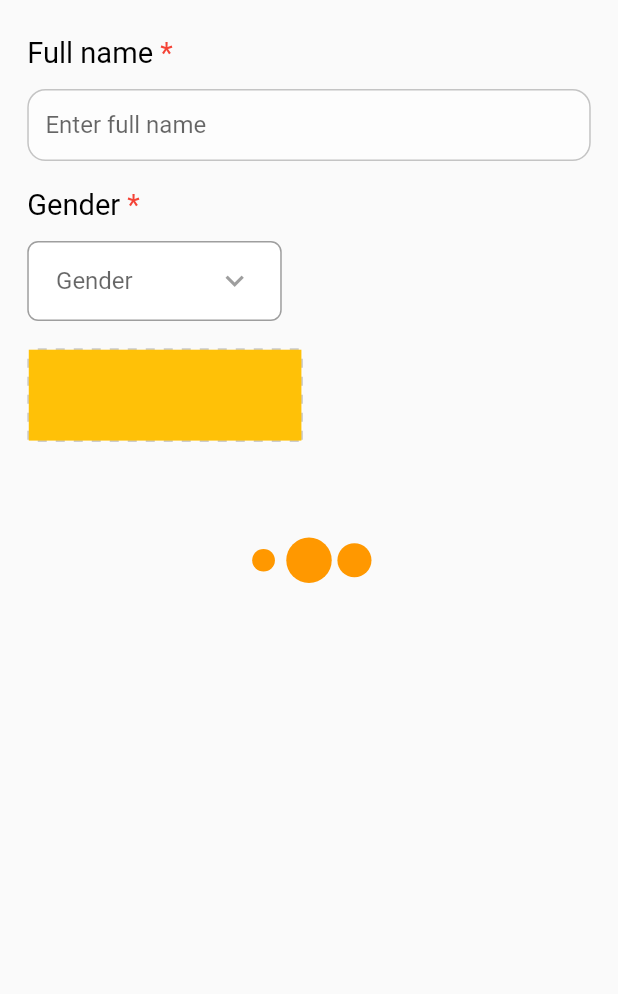
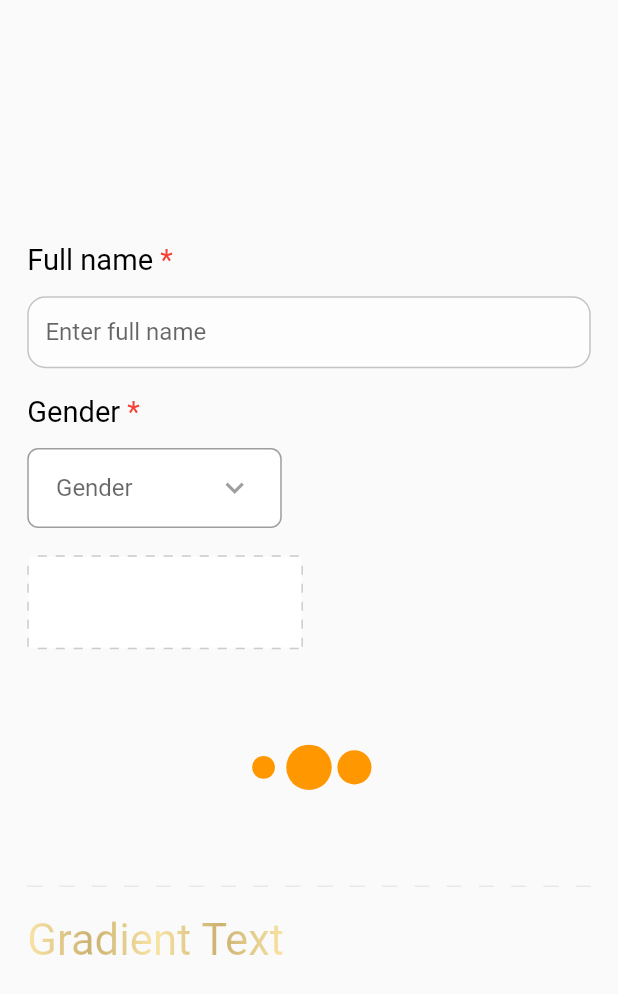
Before and after one commit to PranavMasekar/widget-library, a Flutter app: the screen it shows after launch, on a phone screen of 412 x 824 dp. Shown: the top 994 px of the screen. Run offline on Flutter 3.47's test engine with Material 2 defaults, Android fonts, the phone set to English and light mode, and no system bars; drawn by our look-alikes of loading_indicator; our stand-ins replace flutter_screenutil.

Commit message:
Added dash line,gradient text

```diff
--- a/lib/main.dart
+++ b/lib/main.dart
@@ -36,6 +36,7 @@ class MyHomePage extends StatelessWidget {
       body: Padding(
         padding: EdgeInsets.symmetric(horizontal: 15.w, vertical: 20.h),
         child: Center(
+          child: SingleChildScrollView(
             child: Column(
               crossAxisAlignment: CrossAxisAlignment.start,
               children: [
@@ -47,7 +48,12 @@ class MyHomePage extends StatelessWidget {
                 SizedBox(height: 15.h),
                 useLoading(),
                 SizedBox(height: 15.h),
+                useDashLine(),
+                SizedBox(height: 15.h),
+                useGradientText(),
+                SizedBox(height: 15.h),
               ],
+            ),
           ),
         ),
       ),
--- a/lib/widgets/dash_line.dart
+++ b/lib/widgets/dash_line.dart
@@ -0,0 +1,39 @@
+import 'package:flutter/material.dart';
+
+class MySeparator extends StatelessWidget {
+  const MySeparator({Key? key, this.height = 1, this.color = Colors.black})
+      : super(key: key);
+  final double height;
+  final Color color;
+
+  @override
+  Widget build(BuildContext context) {
+    return LayoutBuilder(
+      builder: (BuildContext context, BoxConstraints constraints) {
+        final boxWidth = constraints.constrainWidth();
+        const dashWidth = 10.0;
+        final dashHeight = height;
+        final dashCount = (boxWidth / (2 * dashWidth)).floor();
+        return Flex(
+          mainAxisAlignment: MainAxisAlignment.spaceBetween,
+          direction: Axis.horizontal,
+          children: List.generate(dashCount, (_) {
+            return SizedBox(
+              width: dashWidth,
+              height: dashHeight,
+              child: DecoratedBox(
+                decoration: BoxDecoration(color: color),
+              ),
+            );
+          }),
+        );
+      },
+    );
+  }
+}
+
+Widget useDashLine() {
+  return MySeparator(
+    color: Colors.grey.withOpacity(0.2),
+  );
+}
--- a/lib/widgets/dash_rect.dart
+++ b/lib/widgets/dash_rect.dart
@@ -126,7 +126,7 @@ Widget useDashRectangle() {
     child: Container(
       height: 50.h,
       width: 150.w,
-      color: Colors.amber,
+      color: Colors.white,
     ),
   );
 }
--- /dev/null
+++ b/lib/widgets/gradient_text.dart
@@ -0,0 +1,42 @@
+import 'package:flutter/material.dart';
+import 'package:flutter_screenutil/flutter_screenutil.dart';
+
+class GradientText extends StatelessWidget {
+  const GradientText(
+    this.text, {
+    Key? key,
+    required this.gradient,
+    this.style,
+  }) : super(key: key);
+
+  final String text;
+  final TextStyle? style;
+  final Gradient gradient;
+
+  @override
+  Widget build(BuildContext context) {
+    return ShaderMask(
+      blendMode: BlendMode.srcIn,
+      shaderCallback: (bounds) => gradient.createShader(
+        Rect.fromLTWH(0, 0, bounds.width, bounds.height),
+      ),
+      child: Text(text, style: style),
+    );
+  }
+}
+
+Widget useGradientText() {
+  return GradientText(
+    "Gradient Text",
+    style: TextStyle(fontSize: 24.sp),
+    gradient: const LinearGradient(
+      colors: [
+        Color(0xffF8E097),
+        Color(0xffC4A65B),
+        Color(0xffF8E097),
+        Color(0xffC4A65B),
+        Color(0xffF8E097),
+      ],
+    ),
+  );
+}
--- a/lib/widgets/widgets.dart
+++ b/lib/widgets/widgets.dart
@@ -3,6 +3,7 @@ export 'dash_line.dart';
 export 'dash_rect.dart';
 export 'drop_down.dart';
 export 'gesture_wrapper.dart';
+export 'gradient_text.dart';
 export 'loading.dart';
 export 'radio_button.dart';
 export 'text_field.dart';
```
Lines whose indentation alone changed are shown as unchanged.
